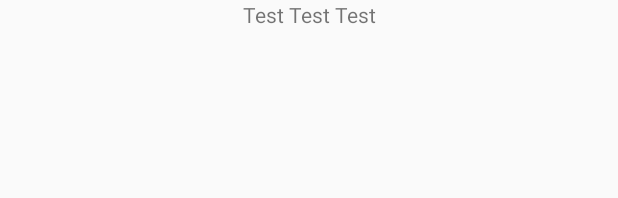
After one commit to FridoE/tokenize, an Android app: the layout activityhistorylist_entry.xml on its own in the app's theme, with its tools: preview values and no code run, on a phone screen of 412 x 824 dp. The commit adds this screen. Shown: the top 198 px of the screen. Run offline under Robolectric (Android 15) with nearby library versions, the phone set to English and light mode, and no system bars.

Commit message:
- finished logging of activitiy after clicking - started implementing activity history list

```diff
--- a/app/src/main/java/com/example/tokenizetest/MainActivity.kt
+++ b/app/src/main/java/com/example/tokenizetest/MainActivity.kt
@@ -21,10 +21,8 @@ class MainActivity : AppCompatActivity() {
 //        }
         @Suppress("UNUSED_VARIABLE")
         val binding = DataBindingUtil.setContentView<MainActivityBinding>(this, R.layout.main_activity)
-        // TODO (06) Initialize drawerLayout var from binding
         val navController = this.findNavController(R.id.myNavHostFragment)
         appBarConfiguration = AppBarConfiguration(navController.graph)
-        // TODO (07) Add the DrawerLayout as the second parameter to setupActionBarWithNavController
         NavigationUI.setupActionBarWithNavController(this, navController)
     }
 
--- a/app/src/main/java/com/example/tokenizetest/ui/main/AddGoalFragment.kt
+++ b/app/src/main/java/com/example/tokenizetest/ui/main/AddGoalFragment.kt
@@ -20,7 +20,6 @@ import com.example.tokenizetest.ui.main.hideSoftKeyboardOnFocusLostEnabled
 import com.google.android.material.textfield.TextInputEditText
 import com.google.android.material.textfield.TextInputLayout
 
-// TODO: Rename parameter arguments, choose names that match
 // the fragment initialization parameters, e.g. ARG_ITEM_NUMBER
 private const val ARG_PARAM1 = "param1"
 private const val ARG_PARAM2 = "param2"
@@ -31,7 +30,6 @@ private const val ARG_PARAM2 = "param2"
  * create an instance of this fragment.
  */
 class AddGoalFragment : Fragment() {
-    // TODO: Rename and change types of parameters
     private var param1: String? = null
     private var param2: String? = null
 
@@ -124,7 +122,6 @@ class AddGoalFragment : Fragment() {
          * @param param2 Parameter 2.
          * @return A new instance of fragment addgoal_fragment.
          */
-        // TODO: Rename and change types and number of parameters
         @JvmStatic
         fun newInstance(param1: String, param2: String) =
             AddGoalFragment().apply {
--- a/app/src/main/java/com/example/tokenizetest/ui/main/MainFragment.kt
+++ b/app/src/main/java/com/example/tokenizetest/ui/main/MainFragment.kt
@@ -68,7 +68,6 @@ class MainFragment : Fragment() {
     }
 
     fun goalsListItemClickListener(g: Goal) {
-        //TODO: navigate to ShowGoalFragment
         Toast.makeText(this.context, "Click ${g.id}", Toast.LENGTH_LONG).show()
         val action = MainFragmentDirections.actionMainFragmentToShowGoalFragment(1)
         findNavController().navigate(action)
--- a/app/src/main/java/com/example/tokenizetest/ui/main/MainViewModel.kt
+++ b/app/src/main/java/com/example/tokenizetest/ui/main/MainViewModel.kt
@@ -3,5 +3,4 @@ package com.example.tokenizetest.ui.main
 import androidx.lifecycle.ViewModel
 
 class MainViewModel() : ViewModel() {
-    // TODO: Implement the ViewModel
 }
--- /dev/null
+++ b/app/src/main/res/layout/activityhistorylist_entry.xml
@@ -0,0 +1,17 @@
+<?xml version="1.0" encoding="utf-8"?>
+<androidx.constraintlayout.widget.ConstraintLayout
+    xmlns:android="http://schemas.android.com/apk/res/android"
+    xmlns:app="http://schemas.android.com/apk/res-auto"
+    xmlns:tools="http://schemas.android.com/tools"
+    android:layout_width="match_parent"
+    android:layout_height="match_parent">
+
+    <TextView
+        android:id="@+id/activityhistorylist_text"
+        android:layout_width="wrap_content"
+        android:layout_height="wrap_content"
+        android:text="Test Test Test"
+        app:layout_constraintEnd_toEndOf="parent"
+        app:layout_constraintStart_toStartOf="parent"
+        app:layout_constraintTop_toTopOf="parent" />
+</androidx.constraintlayout.widget.ConstraintLayout>
--- a/app/src/main/res/layout/addgoal_fragment.xml
+++ b/app/src/main/res/layout/addgoal_fragment.xml
@@ -8,7 +8,6 @@ android:layout_width="match_parent"
 android:layout_height="match_parent"
 tools:context=".AddGoalFragment">
 
-<!-- TODO: Update blank fragment layout -->
 <com.google.android.material.textfield.TextInputLayout
     android:id="@+id/goal_textInputLayout"
     android:layout_width="300dp"
--- a/app/src/main/res/values/strings.xml
+++ b/app/src/main/res/values/strings.xml
@@ -1,7 +1,6 @@
 <resources>
     <string name="app_name">TokenizeTest</string>
 
-    <!-- TODO: Remove or change this placeholder text -->
     <string name="hello_blank_fragment">Hello blank fragment</string>
     <string name="addgoal_hint_notANumber">Please enter a valid price</string>
 </resources>
```
Also changed, not shown: app/src/main/java/com/example/tokenizetest/ui/main/ActivityHistoryListAdapter.kt (+10 -19 lines), app/src/main/java/com/example/tokenizetest/ui/main/ShowGoalFragment.kt (+13 -6 lines), app/src/main/java/com/example/tokenizetest/ui/main/ShowGoalViewModel.kt (+3 -4 lines), app/src/main/res/layout/goal_fragment.xml (+6 -5 lines).
